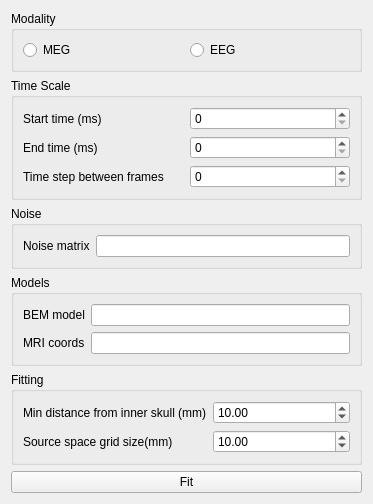
This is libraries/disp/viewers/formfiles/dipolefitview.ui in mne-tools/mne-cpp as Qt 5 draws it before an edit. The edited form follows.
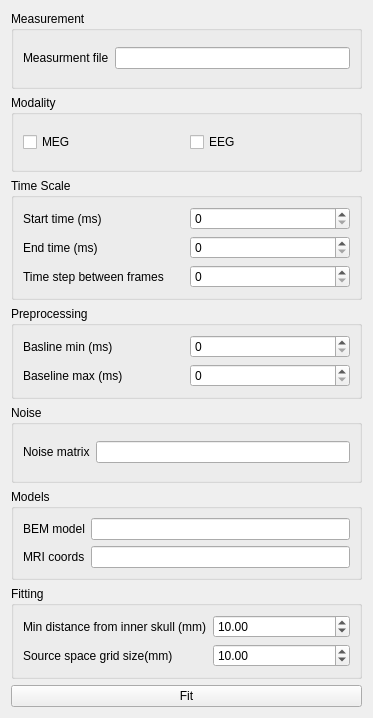
This is the edited form.

Diff of the .ui file:
```diff
--- a/libraries/disp/viewers/formfiles/dipolefitview.ui
+++ b/libraries/disp/viewers/formfiles/dipolefitview.ui
@@ -7,13 +7,36 @@
     <x>0</x>
     <y>0</y>
     <width>373</width>
-    <height>498</height>
+    <height>718</height>
    </rect>
   </property>
   <property name="windowTitle">
    <string>Form</string>
   </property>
   <layout class="QVBoxLayout" name="verticalLayout_2">
+   <item>
+    <widget class="QGroupBox" name="groupBox_2">
+     <property name="title">
+      <string>Measurement</string>
+     </property>
+     <layout class="QGridLayout" name="gridLayout_6">
+      <item row="0" column="0">
+       <widget class="QLabel" name="label_11">
+        <property name="text">
+         <string>Measurment file</string>
+        </property>
+       </widget>
+      </item>
+      <item row="0" column="1">
+       <widget class="QLineEdit" name="lineEdit">
+        <property name="readOnly">
+         <bool>true</bool>
+        </property>
+       </widget>
+      </item>
+     </layout>
+    </widget>
+   </item>
    <item>
     <widget class="QGroupBox" name="groupBox_modality">
      <property name="title">
@@ -21,14 +44,14 @@
      </property>
      <layout class="QHBoxLayout" name="horizontalLayout">
       <item>
-       <widget class="QRadioButton" name="radioButton_MEG">
+       <widget class="QCheckBox" name="checkBox_MEG">
         <property name="text">
          <string>MEG</string>
         </property>
        </widget>
       </item>
       <item>
-       <widget class="QRadioButton" name="radioButton_EEG">
+       <widget class="QCheckBox" name="checkBox_EEG">
         <property name="text">
          <string>EEG</string>
         </property>
@@ -76,6 +99,35 @@
      </layout>
     </widget>
    </item>
+   <item>
+    <widget class="QGroupBox" name="_pre">
+     <property name="title">
+      <string>Preprocessing</string>
+     </property>
+     <layout class="QGridLayout" name="gridLayout_5">
+      <item row="1" column="0">
+       <widget class="QLabel" name="label_10">
+        <property name="text">
+         <string>Baseline max (ms)</string>
+        </property>
+       </widget>
+      </item>
+      <item row="0" column="0">
+       <widget class="QLabel" name="label_9">
+        <property name="text">
+         <string>Basline min (ms)</string>
+        </property>
+       </widget>
+      </item>
+      <item row="0" column="1">
+       <widget class="QSpinBox" name="spinBox_bmin"/>
+      </item>
+      <item row="1" column="1">
+       <widget class="QSpinBox" name="spinBox_bmax"/>
+      </item>
+     </layout>
+    </widget>
+   </item>
    <item>
     <widget class="QGroupBox" name="groupBox_noise">
      <property name="title">
```
